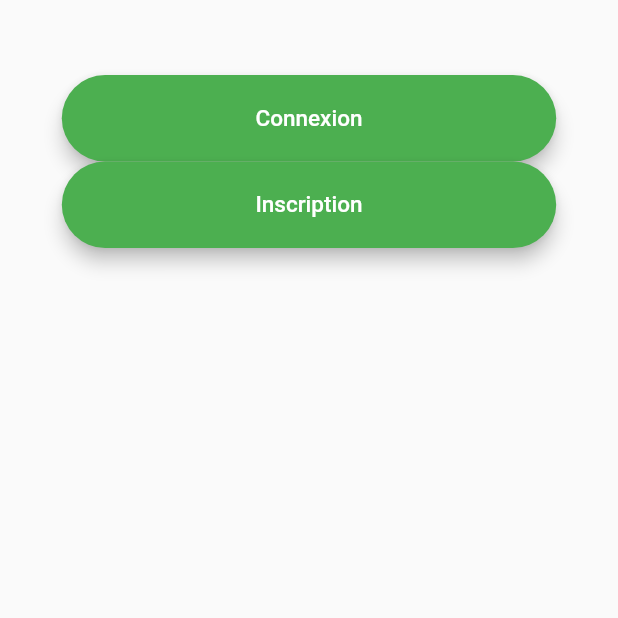
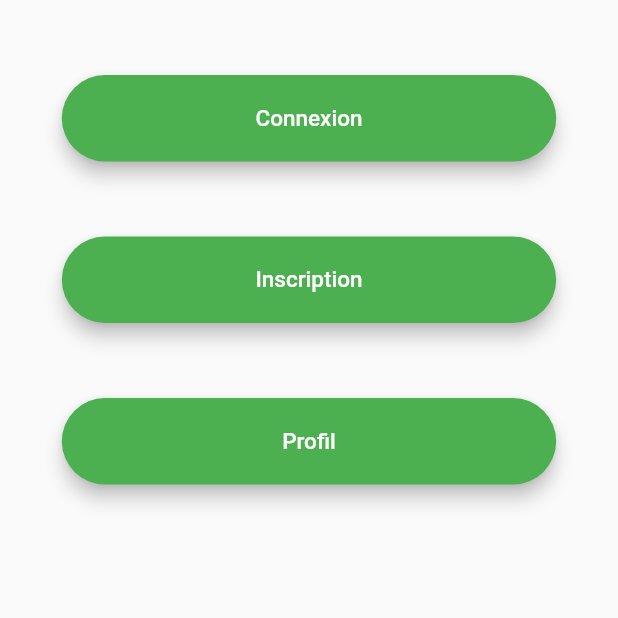
Before and after one commit to ZakiaGh/Flutter, a Flutter app: the Accueil screen opened directly, on a phone screen of 412 x 824 dp, the top half of it. Run offline on Flutter 3.47's test engine with Material 2 defaults, Android fonts, the phone set to English and light mode, and no system bars.

Commit message:
flutter project

```diff
--- a/lib/accueil.dart
+++ b/lib/accueil.dart
@@ -1,7 +1,7 @@
 import 'package:flutter/material.dart';
 import 'inscription.dart';
 import 'connexion.dart';
-
+import 'profil.dart';
 class Accueil extends StatelessWidget {
   const Accueil({ Key? key }) : super(key: key);
 
@@ -50,6 +50,9 @@ class Accueil extends StatelessWidget {
             ),
           ),
         ),
+        Container(
+          height: 50,
+        ),
         SizedBox(
           width: size.width * 0.8,
           height: size.height * 0.07,
@@ -77,6 +80,36 @@ class Accueil extends StatelessWidget {
             ),
           ),
         ),
+        Container(
+          height: 50,
+        ),
+        SizedBox(
+          width: size.width * 0.8,
+          height: size.height * 0.07,
+          child: RaisedButton(
+            onPressed: (){
+              Navigator.push(
+                context,
+                MaterialPageRoute(
+                  builder: (context) {
+                    return Profile();
+                  },
+                  ),
+              );
+            },
+            padding: EdgeInsets.symmetric(vertical: 15.0),
+            shape: RoundedRectangleBorder(
+                borderRadius: BorderRadius.circular(30.0)),
+            color: Colors.green,
+            elevation: 5.0,
+            child: Center(
+              child: Text(
+                "Profil",
+                style: TextStyle(color: Colors.white, fontSize: 15),
+              ),
+            ),
+          ),
+        ),
 
       ],)))),
     );
--- a/lib/main.dart
+++ b/lib/main.dart
@@ -5,6 +5,6 @@ import 'profil.dart';
 
 void main() {
   runApp(MaterialApp(
-    home: Profile(),
+    home: Accueil(),
   ));
 }
```
